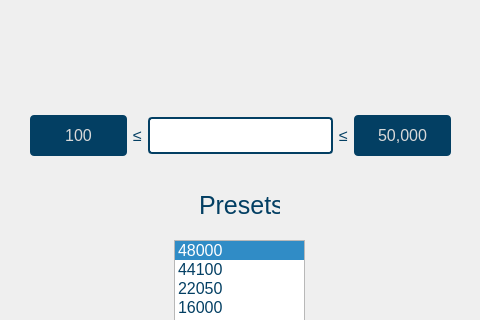
This is gui/qtdesigner/SamplingRateWidget.ui in wyattduber/CyDAQ as Qt 5 draws it before an edit; both pictures show x 220 to 700 and y 0 to 320 of the 919 by 476 pixel window. The edited form follows.
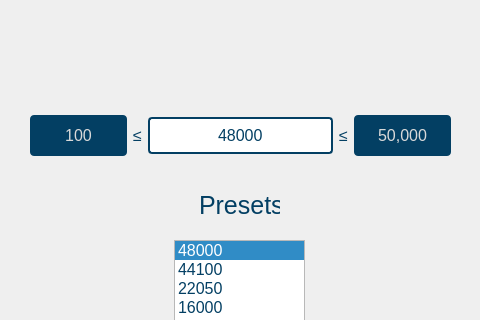
This is the edited form.

Commit message: all input validation for working GUI elements should be done now, begun working on implementing the CLIWrapper into the GUI for actual use

```diff
--- a/gui/qtdesigner/SamplingRateWidget.ui
+++ b/gui/qtdesigner/SamplingRateWidget.ui
@@ -142,7 +142,7 @@
     <item>
      <widget class="QLineEdit" name="sample_rate_input">
       <property name="text">
-       <string/>
+       <string>48000</string>
       </property>
       <property name="alignment">
        <set>Qt::AlignCenter</set>
```
The commit also changes 7 other files.
